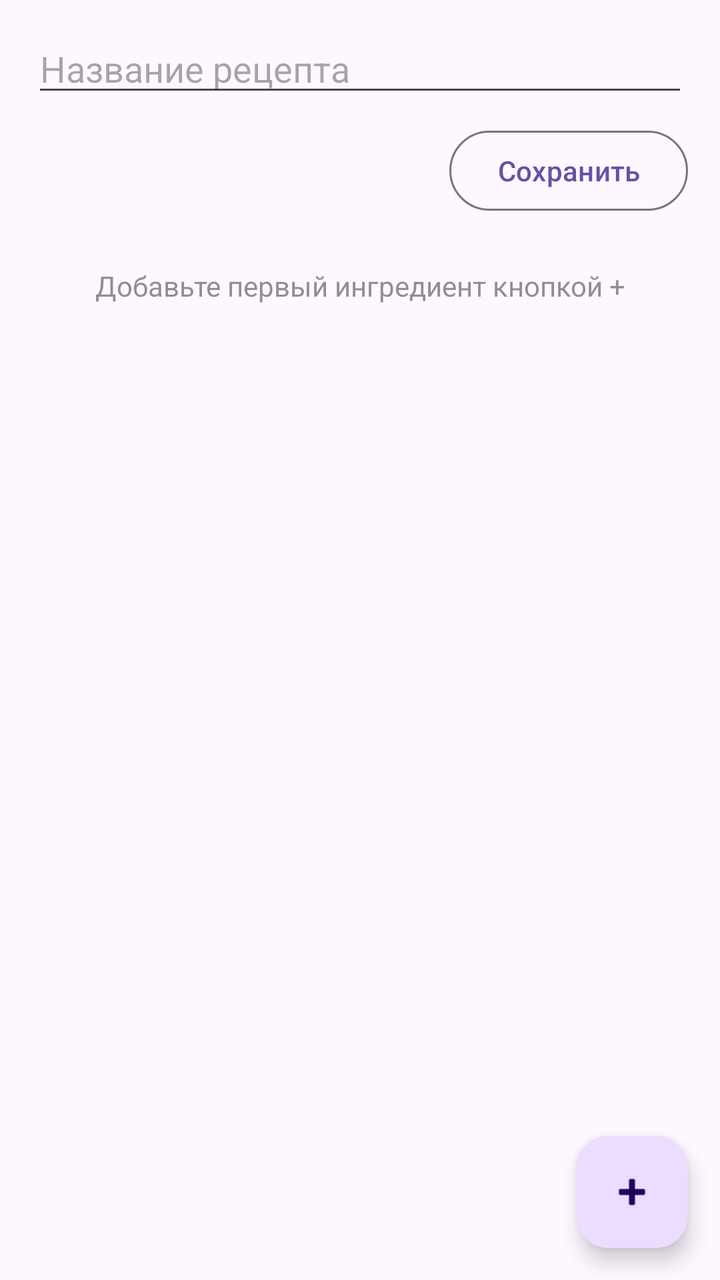
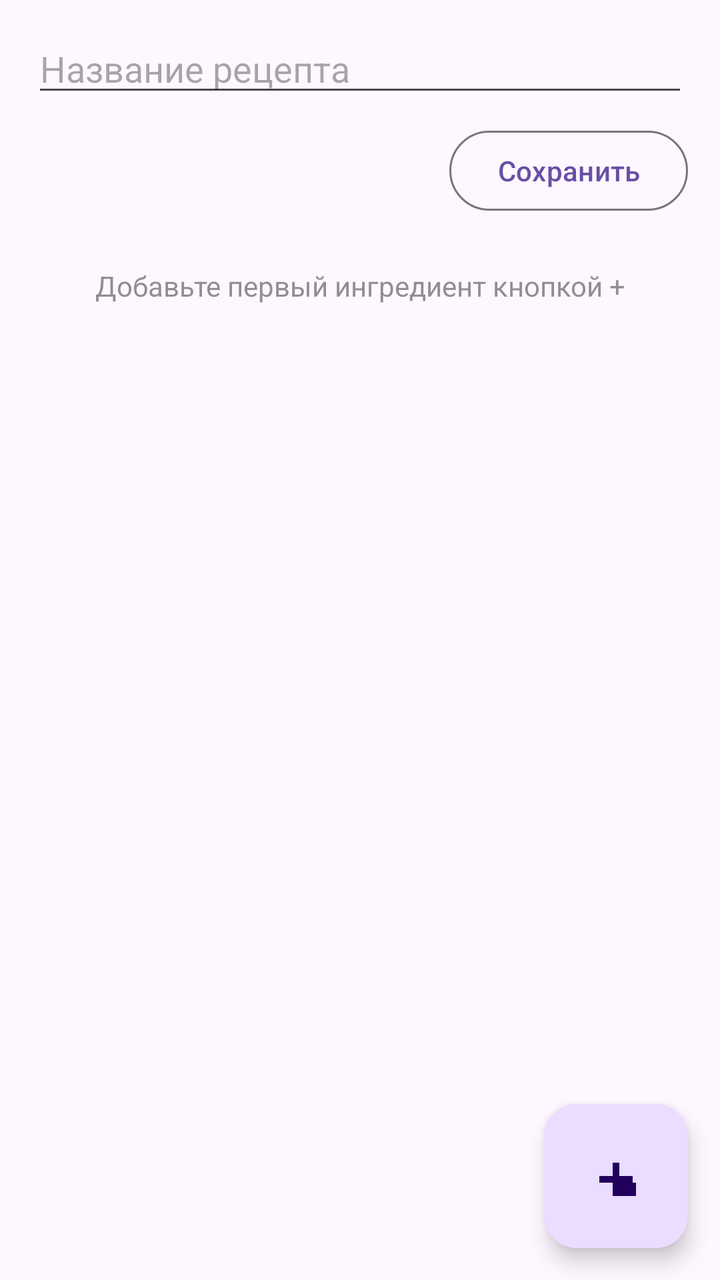

An Android layout rendered at two revisions. The XML below is the earlier revision; the diff shows what the commit changed to produce the second picture.
<!-- AndroidManifest.xml: application theme Theme.CondiCalc -->
<!-- res/layout/activity_add_recipe.xml -->
<?xml version="1.0" encoding="utf-8"?>
<FrameLayout xmlns:android="http://schemas.android.com/apk/res/android"
    xmlns:app="http://schemas.android.com/apk/res-auto"
    android:layout_width="match_parent"
    android:layout_height="match_parent">

    <LinearLayout
        android:layout_width="match_parent"
        android:layout_height="match_parent"
        android:orientation="vertical"
        android:paddingHorizontal="16dp"
        android:paddingTop="12dp">

        <EditText
            android:id="@+id/recipeNameInput"
            android:layout_width="match_parent"
            android:layout_height="wrap_content"
            android:hint="Название рецепта"
            android:inputType="textCapSentences" />

        <LinearLayout
            android:layout_width="match_parent"
            android:layout_height="wrap_content"
            android:layout_marginTop="8dp"
            android:gravity="center_vertical"
            android:orientation="horizontal">

            <TextView
                android:id="@+id/totalText"
                android:layout_width="0dp"
                android:layout_height="wrap_content"
                android:layout_weight="1"
                android:textAppearance="?attr/textAppearanceTitleMedium" />

            <Button
                android:id="@+id/saveRecipeBtn"
                style="?attr/materialButtonOutlinedStyle"
                android:layout_width="wrap_content"
                android:layout_height="wrap_content"
                android:text="Сохранить" />
        </LinearLayout>

        <TextView
            android:id="@+id/emptyHint"
            android:layout_width="match_parent"
            android:layout_height="wrap_content"
            android:layout_marginTop="24dp"
            android:alpha="0.6"
            android:gravity="center"
            android:text="Добавьте первый ингредиент кнопкой +" />

        <androidx.recyclerview.widget.RecyclerView
            android:id="@+id/ingredientEditList"
            android:layout_width="match_parent"
            android:layout_height="0dp"
            android:layout_marginTop="8dp"
            android:layout_weight="1"
            android:clipToPadding="false"
            android:paddingBottom="88dp" />
    </LinearLayout>

    <com.google.android.material.floatingactionbutton.FloatingActionButton
        android:id="@+id/addIngredientBtn"
        android:layout_width="wrap_content"
        android:layout_height="wrap_content"
        android:layout_gravity="bottom|end"
        android:layout_margin="16dp"
        android:contentDescription="Добавить ингредиент"
        android:src="@android:drawable/ic_input_add" />
</FrameLayout>
<!-- resources referenced by this layout -->
<resources>
  <style name="Theme.CondiCalc" parent="Theme.Material3.DayNight.NoActionBar" />
</resources>

<!-- the commit's change to res/layout/activity_add_recipe.xml (unified diff, before → after) -->
@@ -66,5 +66,7 @@
         android:layout_gravity="bottom|end"
         android:layout_margin="16dp"
         android:contentDescription="Добавить ингредиент"
-        android:src="@android:drawable/ic_input_add" />
+        app:fabCustomSize="72dp"
+        app:maxImageSize="40dp"
+        android:src="@drawable/ic_add" />
 </FrameLayout>
<!-- resource entries referenced after the edit -->
@@ -1,5 +1,17 @@
 <!-- resources referenced by this layout -->
 <resources>
+  <!-- drawable ic_add (drawable) -->
+  <vector xmlns:android="http://schemas.android.com/apk/res/android"
+      android:width="24dp"
+      android:height="24dp"
+      android:viewportWidth="960"
+      android:viewportHeight="960"
+      android:tint="?attr/colorOnPrimaryContainer">
+  
+      <path
+          android:fillColor="@android:color/white"
+          android:pathData="M440,720v-160L280,560v-80h160v-160h80v160h160v80L720,560v160L440,720Z" />
+  </vector>
   <style name="Theme.CondiCalc" parent="Theme.Material3.DayNight.NoActionBar" />
 </resources>
 
